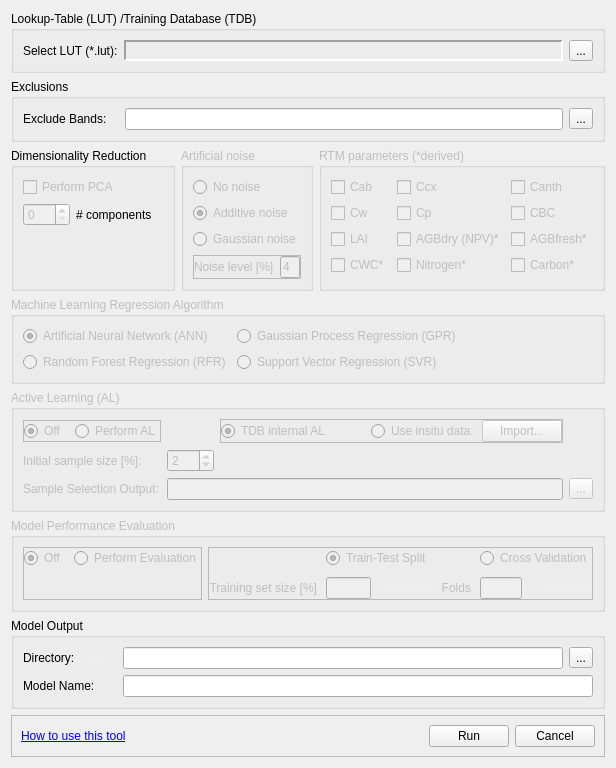
First picture: the form in enmapbox/apps/lmuvegetationapps/Resources/UserInterfaces/Processor_Train.ui, repository EnMAP-Box/enmap-box, before the edit.
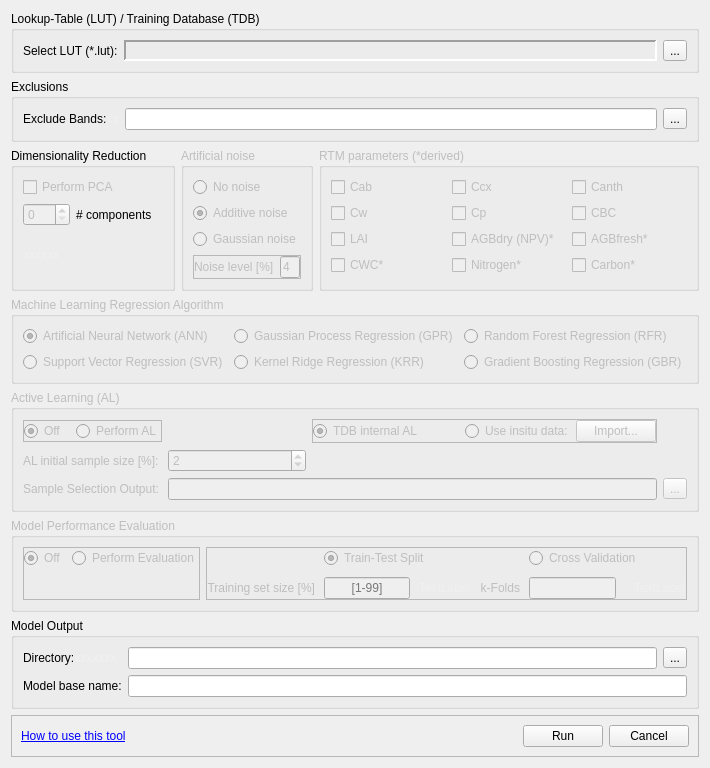
Second picture: the form after the edit.

Commit message: towards advanced Veg Processor: work in progress, update

Diff of the .ui file:
```diff
--- a/enmapbox/apps/lmuvegetationapps/Resources/UserInterfaces/Processor_Train.ui
+++ b/enmapbox/apps/lmuvegetationapps/Resources/UserInterfaces/Processor_Train.ui
@@ -6,7 +6,7 @@
    <rect>
     <x>0</x>
     <y>0</y>
-    <width>595</width>
+    <width>625</width>
     <height>678</height>
    </rect>
   </property>
@@ -183,7 +183,7 @@
          <bool>false</bool>
         </property>
         <property name="text">
-         <string>Initial sample size [%]:</string>
+         <string>AL initial sample size [%]:</string>
         </property>
        </widget>
       </item>
@@ -516,36 +516,20 @@
       <string>Machine Learning Regression Algorithm</string>
      </property>
      <layout class="QGridLayout" name="gridLayout_6">
-      <item row="0" column="2">
-       <widget class="QRadioButton" name="rbGPR">
-        <property name="enabled">
-         <bool>false</bool>
+      <item row="0" column="5">
+       <spacer name="horizontalSpacer_3">
+        <property name="orientation">
+         <enum>Qt::Horizontal</enum>
         </property>
-        <property name="text">
-         <string>Gaussian Process Regression (GPR)</string>
+        <property name="sizeHint" stdset="0">
+         <size>
+          <width>40</width>
+          <height>20</height>
+         </size>
         </property>
-        <property name="checked">
-         <bool>false</bool>
-        </property>
-        <attribute name="buttonGroup">
-         <string notr="true">rad_group_ml</string>
-        </attribute>
-       </widget>
+       </spacer>
       </item>
       <item row="1" column="0">
-       <widget class="QRadioButton" name="rbRFR">
-        <property name="enabled">
-         <bool>false</bool>
-        </property>
-        <property name="text">
-         <string>Random Forest Regression (RFR)</string>
-        </property>
-        <attribute name="buttonGroup">
-         <string notr="true">rad_group_ml</string>
-        </attribute>
-       </widget>
-      </item>
-      <item row="1" column="2">
        <widget class="QRadioButton" name="rbSVR">
         <property name="enabled">
          <bool>false</bool>
@@ -574,18 +558,54 @@
         </attribute>
        </widget>
       </item>
-      <item row="0" column="3">
-       <spacer name="horizontalSpacer_3">
-        <property name="orientation">
-         <enum>Qt::Horizontal</enum>
+      <item row="1" column="1">
+       <widget class="QRadioButton" name="rbKRR">
+        <property name="text">
+         <string>Kernel Ridge Regression (KRR)</string>
         </property>
-        <property name="sizeHint" stdset="0">
-         <size>
-          <width>40</width>
-          <height>20</height>
-         </size>
+        <attribute name="buttonGroup">
+         <string notr="true">rad_group_ml</string>
+        </attribute>
+       </widget>
+      </item>
+      <item row="0" column="1">
+       <widget class="QRadioButton" name="rbGPR">
+        <property name="enabled">
+         <bool>false</bool>
         </property>
-       </spacer>
+        <property name="text">
+         <string>Gaussian Process Regression (GPR)</string>
+        </property>
+        <property name="checked">
+         <bool>false</bool>
+        </property>
+        <attribute name="buttonGroup">
+         <string notr="true">rad_group_ml</string>
+        </attribute>
+       </widget>
+      </item>
+      <item row="1" column="2">
+       <widget class="QRadioButton" name="rbGBR">
+        <property name="text">
+         <string>Gradient Boosting Regression (GBR)</string>
+        </property>
+        <attribute name="buttonGroup">
+         <string notr="true">rad_group_ml</string>
+        </attribute>
+       </widget>
+      </item>
+      <item row="0" column="2">
+       <widget class="QRadioButton" name="rbRFR">
+        <property name="enabled">
+         <bool>false</bool>
+        </property>
+        <property name="text">
+         <string>Random Forest Regression (RFR)</string>
+        </property>
+        <attribute name="buttonGroup">
+         <string notr="true">rad_group_ml</string>
+        </attribute>
+       </widget>
       </item>
      </layout>
     </widget>
@@ -1192,7 +1212,7 @@
          <number>0</number>
         </property>
         <property name="text">
-         <string>Model Name:</string>
+         <string>Model base name:</string>
         </property>
        </widget>
       </item>
@@ -1382,7 +1402,7 @@
       </sizepolicy>
      </property>
      <property name="title">
-      <string>Lookup-Table (LUT) /Training Database (TDB)</string>
+      <string>Lookup-Table (LUT) / Training Database (TDB)</string>
      </property>
      <layout class="QGridLayout" name="gridLayout">
       <item row="0" column="0">
@@ -1523,6 +1543,9 @@
            <property name="alignment">
             <set>Qt::AlignCenter</set>
            </property>
+           <property name="placeholderText">
+            <string>[1-99]</string>
+           </property>
           </widget>
          </item>
          <item row="0" column="1" colspan="2">
@@ -1547,7 +1570,7 @@
             <bool>false</bool>
            </property>
            <property name="text">
-            <string>Folds</string>
+            <string>k-Folds</string>
            </property>
            <property name="alignment">
             <set>Qt::AlignRight|Qt::AlignTrailing|Qt::AlignVCenter</set>
@@ -1671,7 +1694,7 @@
          <item row="1" column="0">
           <widget class="QLabel" name="label_3">
            <property name="text">
-            <string>             </string>
+            <string/>
            </property>
           </widget>
          </item>
```
Left out of the diff: 8 changed lines with no effect on the pictures. The commit also changes 2 other files.
